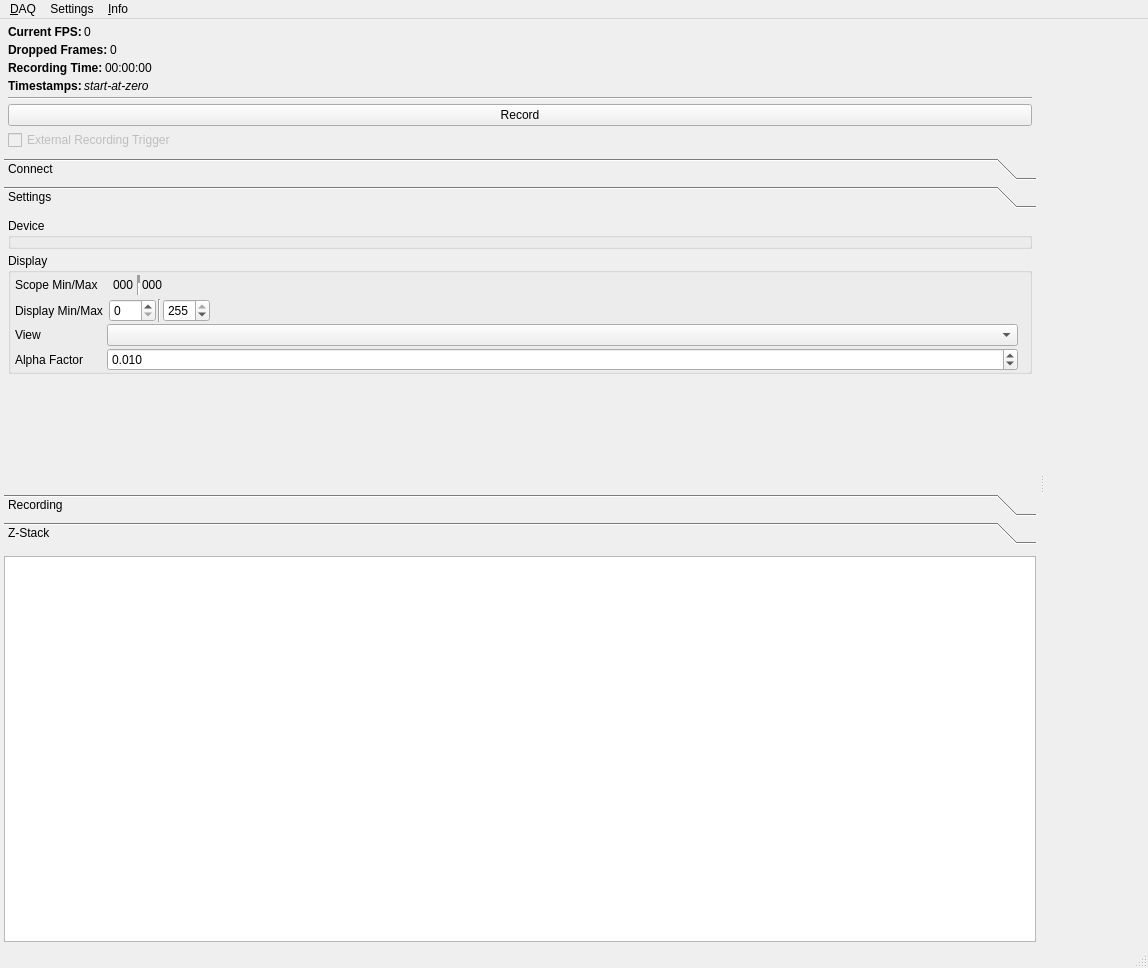
Before: the Qt Designer form src/mainwindow.ui in bothlab/pomidaq, drawn with Qt 5.
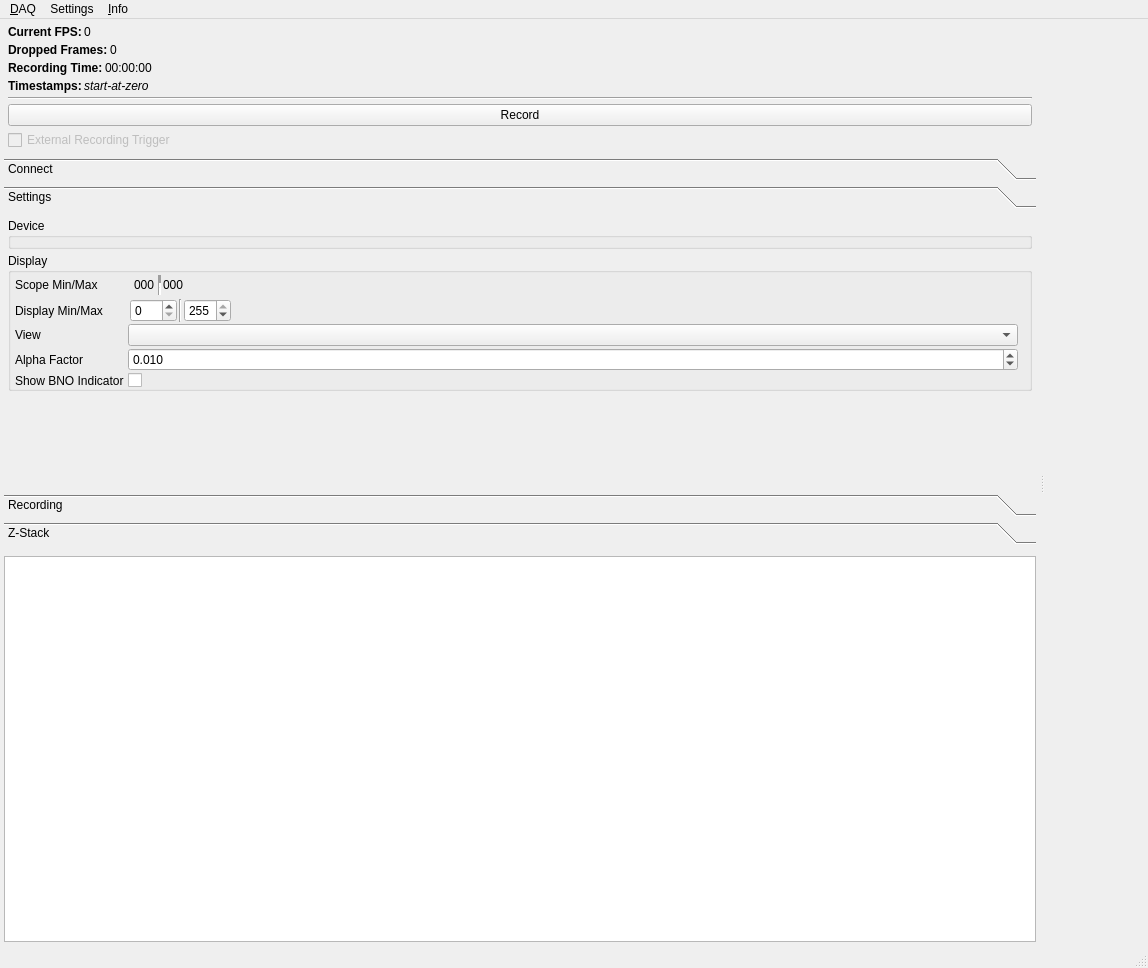
After: the same form once the commit is applied. The open tabs and pages were chosen to show the change. Icons and pictures are not drawn. Custom widgets are drawn as their Qt base class.

Commit message: Allow to toggle BNO indicator visibility

Diff of the .ui file:
```diff
--- a/src/mainwindow.ui
+++ b/src/mainwindow.ui
@@ -477,7 +477,7 @@
              <x>0</x>
              <y>0</y>
              <width>1032</width>
-             <height>244</height>
+             <height>252</height>
             </rect>
            </property>
            <attribute name="label">
@@ -748,6 +748,16 @@
                    </property>
                   </widget>
                  </item>
+                 <item row="4" column="0">
+                  <widget class="QLabel" name="showBNOIndicatorLabel">
+                   <property name="text">
+                    <string>Show BNO Indicator</string>
+                   </property>
+                  </widget>
+                 </item>
+                 <item row="4" column="1">
+                  <widget class="QCheckBox" name="showBNOIndicatorCheckBox"/>
+                 </item>
                 </layout>
                </item>
               </layout>
```
Left out of the diff: 12 changed lines with no effect on the pictures. The commit also changes 4 other files.
